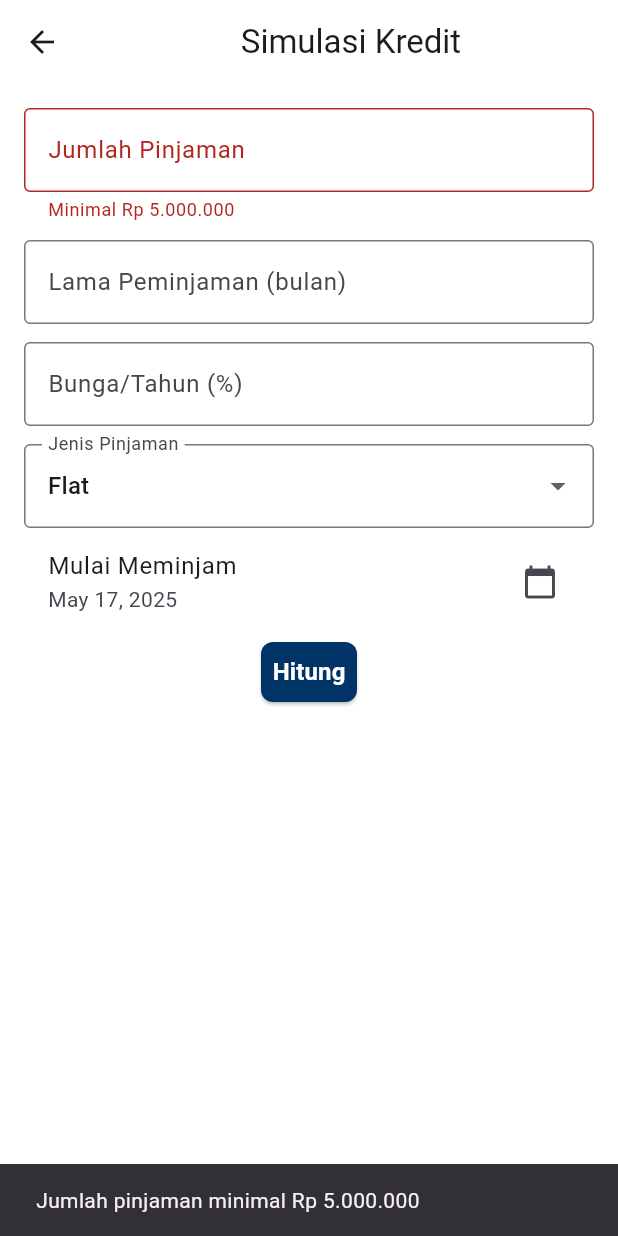
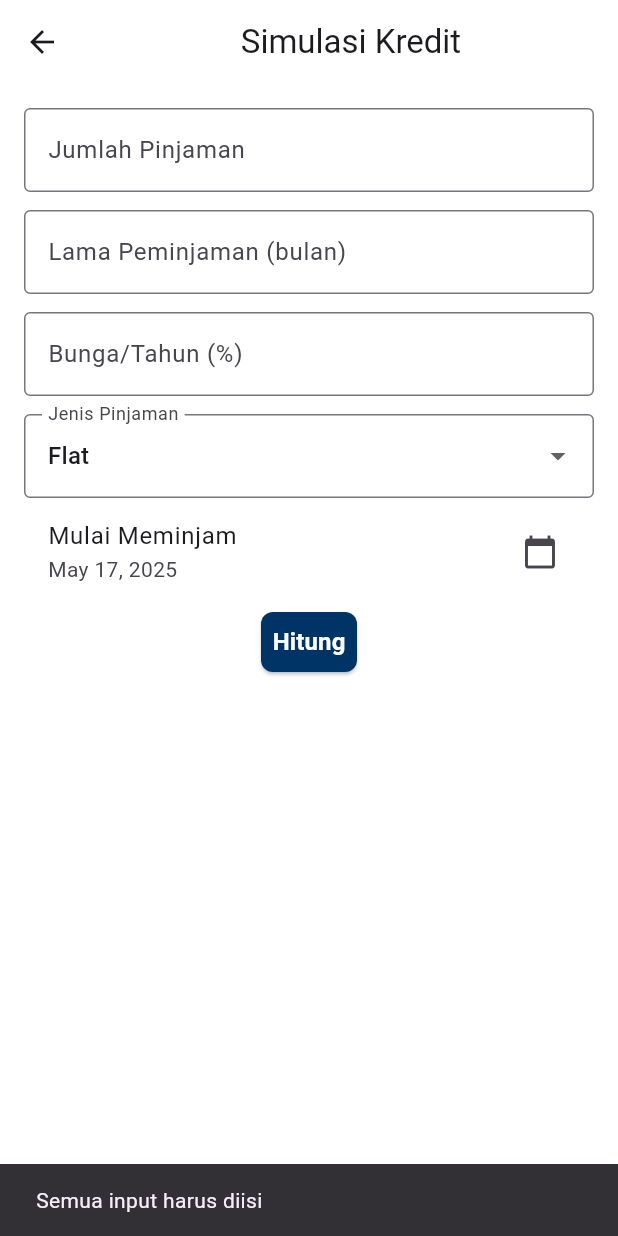
Before and after one commit to Brillsyuhargo/loan_application_admin, a Flutter app: the SimulationAdmin screen opened directly, after a tap on "Hitung", on a phone screen of 412 x 824 dp. Run offline on Flutter 3.47's test engine with Material 3 defaults, Android fonts, the phone set to English and light mode, and no system bars; our stand-ins replace cookie_jar, dio, dio_cookie_manager, flutter_multi_formatter, get, get_storage; missing offline and left inert: encrypt; accounts and stored records are empty; statements that could not run were skipped.

Commit message:
fix [AZ] : enhance loan amount validation and update input handling in LoanInputForm

```diff
--- a/lib/views/Simulation_Calculator/simulation_controller.dart
+++ b/lib/views/Simulation_Calculator/simulation_controller.dart
@@ -17,19 +17,19 @@ class SimulationController extends GetxController {
   var isLoanAmountValid = true.obs;
 
   void validateLoanAmount() {
-    final rawText = loanAmountController.text.replaceAll(RegExp(r'[^0-9]'), '');
+    final rawText = loanAmountController.text
+        .replaceAll('.', '')
+        .replaceAll('Rp', '')
+        .replaceAll(' ', '')
+        .trim();
+
     final amount = int.tryParse(rawText) ?? 0;
     isLoanAmountValid.value = amount >= 5000000;
+    print('Parsed amount: $amount');
+    print('Is valid: ${isLoanAmountValid.value}');
   }
 
   void calculateLoan(BuildContext context) {
-    validateLoanAmount();
-
-    if (!isLoanAmountValid.value) {
-      _showError(context, 'Jumlah pinjaman minimal Rp 5.000.000');
-      return;
-    }
-
     final amountText = loanAmountController.text;
     final termText = loanTermController.text;
     final rateText = interestRateController.text;
@@ -40,14 +40,14 @@ class SimulationController extends GetxController {
     }
 
     try {
-      final cleanedAmount = amountText.replaceAll(RegExp(r'[^0-9]'), '');
-
+      final cleanedAmount = amountText.replaceAll('.', '').replaceAll(',', '');
       final cleanedTerm = termText.replaceAll('.', '').replaceAll(',', '');
       final cleanedRate = rateText.replaceAll(',', '.');
 
       final double loanAmount = double.parse(cleanedAmount);
       final int loanTerm = int.parse(cleanedTerm);
-      final double interestRate = double.parse(cleanedRate) / 100;
+      final double interestRate =
+          double.parse(cleanedRate) / 100; // jadiin persentase
 
       if (loanAmount <= 0 || loanTerm <= 0 || interestRate <= 0) {
         _showError(context, 'Nilai input harus lebih dari 0');
--- a/lib/widgets/loan_input_form.dart
+++ b/lib/widgets/loan_input_form.dart
@@ -21,7 +21,8 @@ class LoanInputForm extends StatelessWidget {
     final controller = Get.put(SimulationController());
     return Column(
       children: [
-        Obx(() => TextField(
+        Obx(
+          () => TextField(
             controller: controller.loanAmountController,
             keyboardType: TextInputType.number,
             inputFormatters: [
@@ -30,15 +31,17 @@ class LoanInputForm extends StatelessWidget {
                 mantissaLength: 0,
               ),
             ],
+            onChanged: (_) => controller.validateLoanAmount(),
             decoration: InputDecoration(
               labelText: 'Jumlah Pinjaman',
               prefixText: 'Rp ',
               errorText: controller.isLoanAmountValid.value
                   ? null
-                    : 'Minimal Rp 5.000.000',
+                  : 'Minimal pinjaman Rp 5.000.000',
               border: const OutlineInputBorder(),
             ),
-            )),
+          ),
+        ),
         const SizedBox(height: 12),
         TextField(
           controller: loanTermController,
```
Lines whose indentation alone changed are shown as unchanged.
